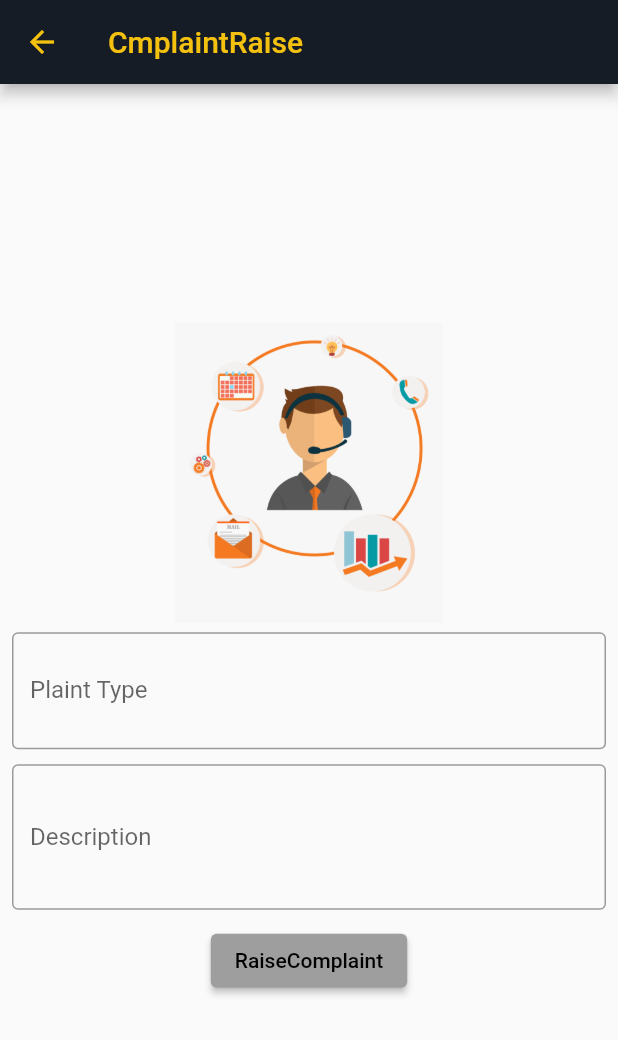
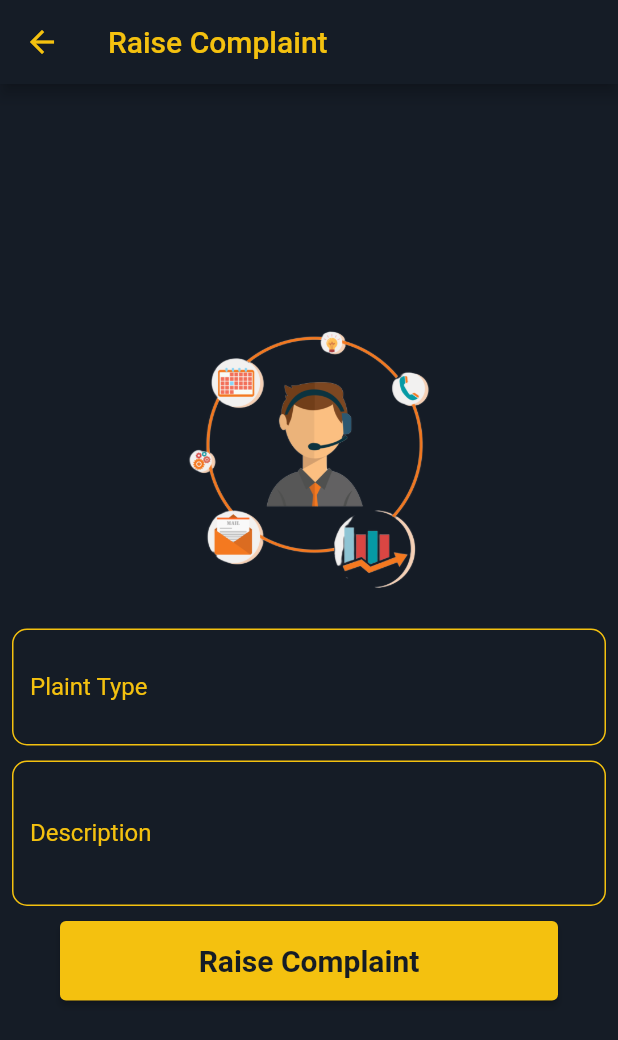
Before and after one commit to ikramDamri/movieapp_flutter, a Flutter app: the complaintScreen screen opened directly, on a phone screen of 412 x 824 dp. Shown: the top 1040 px of the screen. Run offline on Flutter 3.47's test engine with Material 2 defaults, Android fonts, the phone set to English and light mode, and no system bars; our stand-ins replace cloud_firestore, dio, eva_icons_flutter, firebase_auth, firebase_core, flutter_rating_bar and 5 more; missing offline and left inert: cloud_firestore_web, firebase_auth_web, firebase_core_web, firebase_storage_web, image_picker_for_web, shared_preferences_web and 1 more; accounts and stored records are empty.

Commit message:
final version

```diff
--- a/lib/screens/Item.dart
+++ /dev/null
@@ -1 +0,0 @@
-// TODO Implement this library.
--- a/lib/screens/complaint_screen.dart
+++ b/lib/screens/complaint_screen.dart
@@ -2,7 +2,6 @@
 import 'package:cloud_firestore/cloud_firestore.dart';
 import 'package:flutter/material.dart';
 import 'package:movieapp/style/theme.dart' as Style;
-import '../model/item.dart';
 
 class complaintScreen extends StatefulWidget {
   @override
@@ -15,11 +14,12 @@ class _complaintScreenState extends State<complaintScreen> {
   @override
   Widget build(BuildContext context) {
     return Scaffold(
+      backgroundColor: Style.Colors.mainColor,
       resizeToAvoidBottomInset: false,
       appBar: AppBar(
         backgroundColor: Style.Colors.mainColor,
         title: Text(
-          'CmplaintRaise',
+          'Raise Complaint',
           style: TextStyle(color: Style.Colors.secondColor),
         ),
         leading: IconButton(
@@ -31,6 +31,7 @@ class _complaintScreenState extends State<complaintScreen> {
         ),
       ),
       body: SafeArea(
+
           child: Padding(
         padding: const EdgeInsets.all(8.0),
         child: Column(
@@ -41,7 +42,7 @@ class _complaintScreenState extends State<complaintScreen> {
                         height: 200,
                         width: 225,
                         child: Image.asset(
-                          "assets/complaint.png",
+                          "assets/helpdesk.png",
                           fit: BoxFit.contain,
                         )),
             SizedBox(
@@ -52,9 +53,16 @@ class _complaintScreenState extends State<complaintScreen> {
               minLines: 2,
               maxLines: 4,
               decoration: InputDecoration(
-                fillColor: Style.Colors.champColor,
+                labelText: "Plaint Type", border: OutlineInputBorder(),
+                enabledBorder: OutlineInputBorder(
+                borderRadius: BorderRadius.circular(10),
+                borderSide:  BorderSide(color: Style.Colors.secondColor ),
+                ),
+                labelStyle: new TextStyle(color: Style.Colors.secondColor),),
+                autofocus: false,
+                style: TextStyle(color: Colors.white),
 
-                  labelText: "Plaint Type", border: OutlineInputBorder()),
+
             ),
             SizedBox(
               height: 10,
@@ -64,13 +72,35 @@ class _complaintScreenState extends State<complaintScreen> {
               minLines: 3,
               maxLines: 5,
               decoration: InputDecoration(
-                  fillColor: Style.Colors.champColor,
-                  labelText: "Description", border: OutlineInputBorder()),
+                  labelText: "Description", border: OutlineInputBorder(),
+                  enabledBorder: OutlineInputBorder(
+                borderRadius: BorderRadius.circular(10),
+                borderSide:  BorderSide(color: Style.Colors.secondColor ),
+                ),
+                labelStyle: new TextStyle(color: Style.Colors.secondColor),
+                  ),
+                autofocus: false,
+                style: TextStyle(color: Colors.white),
             ),
             SizedBox(
               height: 10,
             ),
+
+
             ElevatedButton(
+              child: MaterialButton(
+          padding: EdgeInsets.fromLTRB(20, 15, 20, 15),
+          minWidth: 300,
+          onPressed: () {  },
+          child: Text(
+            "Raise Complaint",
+            textAlign: TextAlign.center,
+            style: TextStyle(
+                fontSize: 20, color: Style.Colors.mainColor, fontWeight: FontWeight.bold),
+          )),
+          style: ButtonStyle(
+          backgroundColor: MaterialStateProperty.all(Style.Colors.secondColor),
+          ),
 
                 onPressed: () {
                   Map<String, dynamic> data = {
@@ -79,7 +109,8 @@ class _complaintScreenState extends State<complaintScreen> {
                   };
                   FirebaseFirestore.instance.collection("complaint").add(data);
                 },
-                child: Text("RaiseComplaint"))
+                //child: Text("Raise Complaint"),
+                )
           ],
         ),
       )),
--- a/lib/screens/home_screen.dart
+++ b/lib/screens/home_screen.dart
@@ -123,8 +123,6 @@ final padding = EdgeInsets.symmetric(horizontal: 20);
                 );
               },
             ),
-
-            listTile(iconData: Icons.star_outline, title: "Rating & Review"),
             listTile(
                 iconData: Icons.favorite_outline,
                 title: "Favourite",
--- a/lib/style/theme.dart
+++ b/lib/style/theme.dart
@@ -6,6 +6,7 @@ class Colors {
 
   static const Color mainColor = const Color(0xFF151C26);
   static const Color secondColor = const Color(0xFFf4C10F);
+  static const Color drawer = Color.fromARGB(255, 21, 28, 38);
   static const Color titleColor = const Color(0xFF5a606b);
   static const Color mainColorShadow = Color.fromARGB(232, 21, 28, 38);
   static const Color champColor = Color.fromARGB(232, 222, 230, 240);
```
Also changed, not shown: assets/helpdesk.png (added), package-lock.json (added), pubspec.lock.
